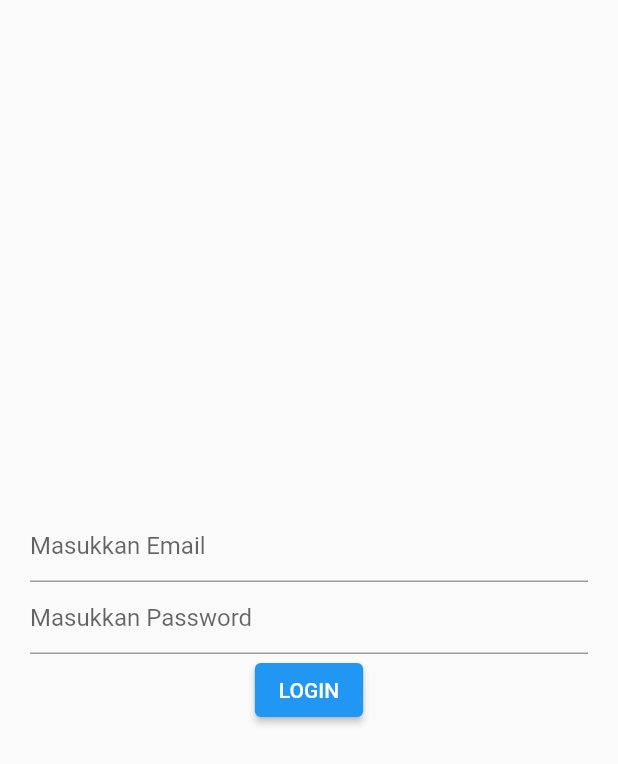
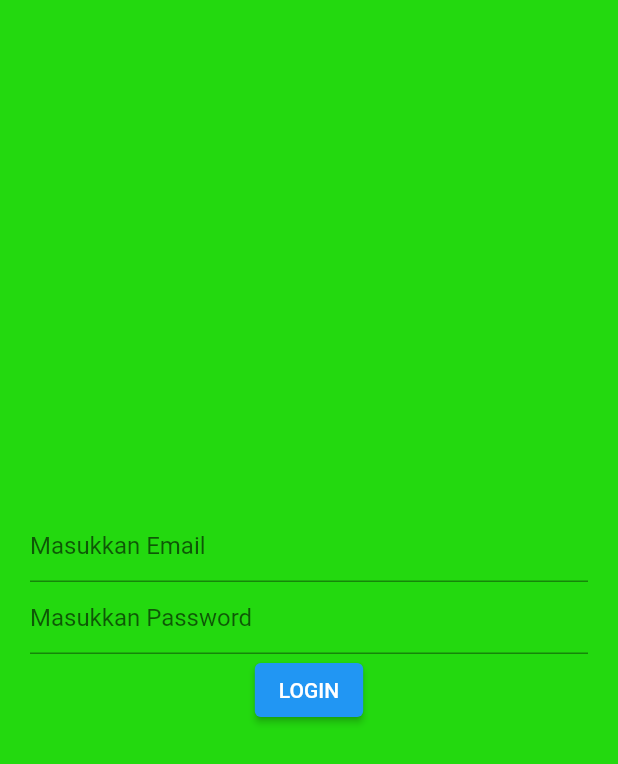
Before and after one commit to bintangpz/smart_polnes, a Flutter app: the screen it shows after launch, on a phone screen of 412 x 824 dp. Shown: the top 764 px of the screen. Run offline on Flutter 3.47's test engine with Material 2 defaults, Android fonts, the phone set to English and light mode, and no system bars.

Commit message:
modified:   lib/login_page.dart

```diff
--- a/lib/login_page.dart
+++ b/lib/login_page.dart
@@ -11,6 +11,7 @@ class _LoginPageState extends State<LoginPage> {
   @override
   Widget build(BuildContext context) {
     return Scaffold(
+        backgroundColor: Color.fromARGB(255, 35, 217, 15),
         body: Column(
             mainAxisAlignment: MainAxisAlignment.center,
             children: <Widget>[
```
Lines whose indentation alone changed are shown as unchanged.
